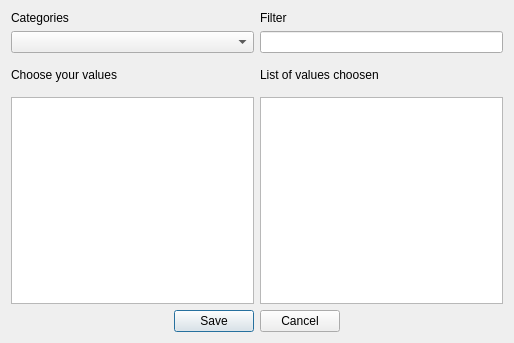
Before: the Qt Designer form plugins/accountplugin/receipts/findValuesGUI.ui in FreeHealth/freehealth, drawn with Qt 5.
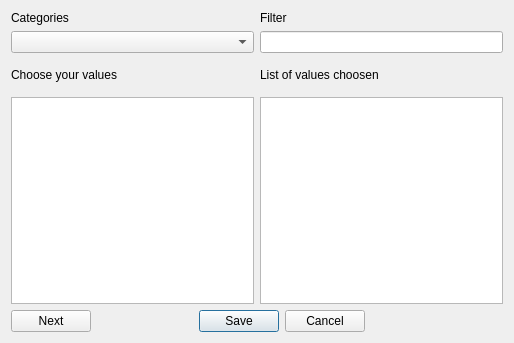
After: the same form once the commit is applied.

Commit message: freeaccount : ccam in findreceiptsvalues, 6949 codes by 256 in tableview, research by filter

Patch:
```diff
--- a/plugins/accountplugin/receipts/findValuesGUI.ui
+++ b/plugins/accountplugin/receipts/findValuesGUI.ui
@@ -87,20 +87,7 @@
      </item>
      <item row="4" column="0" colspan="2">
       <layout class="QGridLayout" name="gridLayout">
-       <item row="0" column="0">
-        <spacer name="horizontalSpacer_2">
-         <property name="orientation">
-          <enum>Qt::Horizontal</enum>
-         </property>
-         <property name="sizeHint" stdset="0">
-          <size>
-           <width>108</width>
-           <height>20</height>
-          </size>
-         </property>
-        </spacer>
-       </item>
-       <item row="0" column="1">
+       <item row="2" column="2">
         <widget class="QDialogButtonBox" name="buttonBox">
          <property name="orientation">
           <enum>Qt::Horizontal</enum>
@@ -110,7 +97,7 @@
          </property>
         </widget>
        </item>
-       <item row="0" column="2">
+       <item row="2" column="3">
         <spacer name="horizontalSpacer">
          <property name="orientation">
           <enum>Qt::Horizontal</enum>
@@ -123,6 +110,26 @@
          </property>
         </spacer>
        </item>
+       <item row="2" column="0">
+        <widget class="QPushButton" name="nextButton">
+         <property name="text">
+          <string>Next</string>
+         </property>
+        </widget>
+       </item>
+       <item row="2" column="1">
+        <spacer name="horizontalSpacer_2">
+         <property name="orientation">
+          <enum>Qt::Horizontal</enum>
+         </property>
+         <property name="sizeHint" stdset="0">
+          <size>
+           <width>40</width>
+           <height>20</height>
+          </size>
+         </property>
+        </spacer>
+       </item>
       </layout>
      </item>
     </layout>
```
The commit also changes 2 other files.
